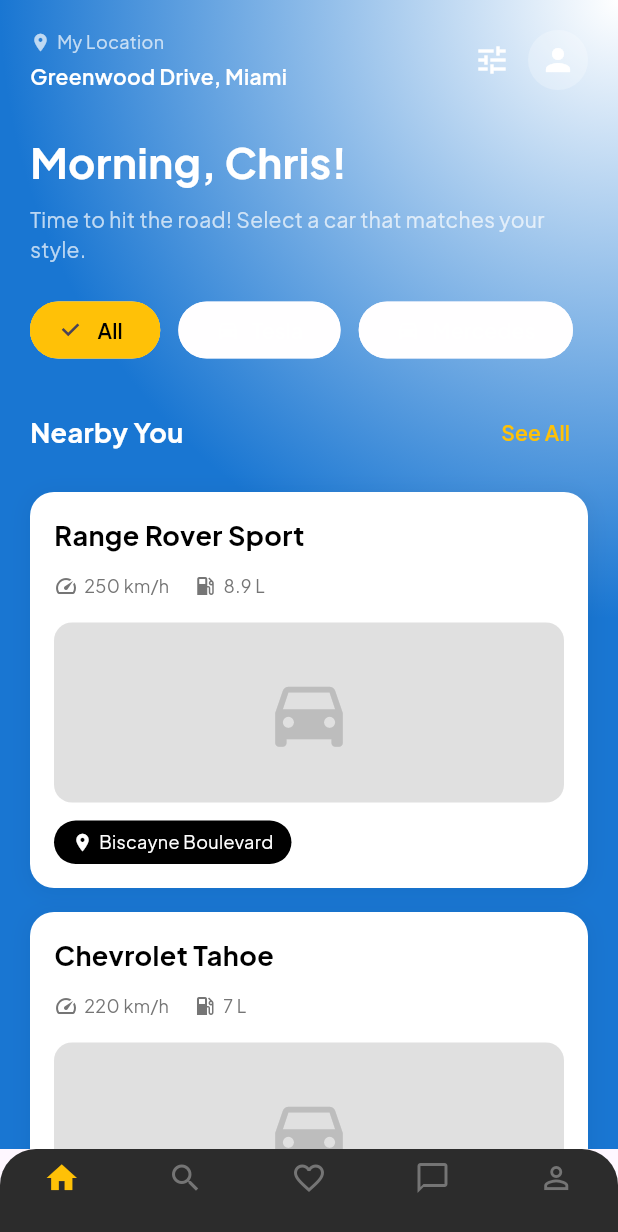
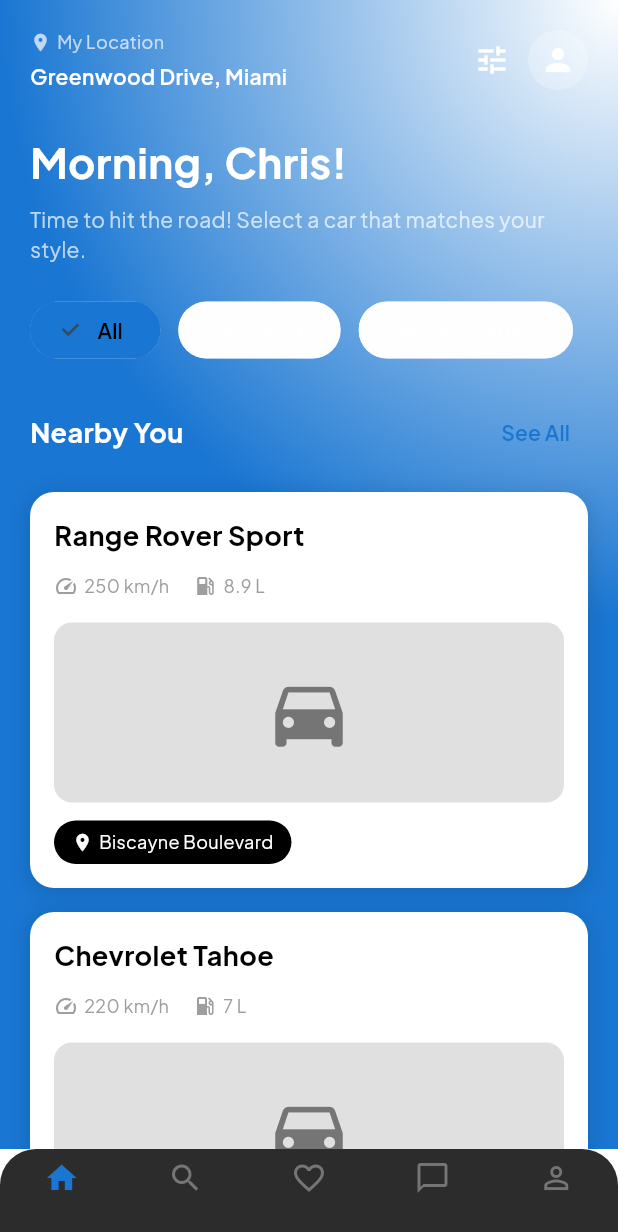
Before and after one commit to Umutters/rent_a_car, a Flutter app: the DashboardMainPage screen opened directly, on a phone screen of 412 x 824 dp. Shown: the top 1232 px of the screen. Run offline on Flutter 3.47's test engine with Material 3 defaults, Android fonts, the phone set to English and light mode, and no system bars; our stand-ins replace google_fonts.

Commit message:
Centralize app colors in lib/core/theme with AppColors and AppTheme

```diff
--- /dev/null
+++ b/lib/core/theme/app_colors.dart
@@ -0,0 +1,52 @@
+import 'package:flutter/material.dart';
+
+/// Centralized app color palette
+class AppColors {
+  AppColors._(); // Private constructor to prevent instantiation
+
+  // Primary brand colors
+  static const Color primary = Color(0xFF1976D2); // Blue
+  static const Color accent = Color(0xFF1976D2); // Blue
+
+  // Gradient colors
+  static const Color gradientStart = Colors.white;
+  static const Color gradientEnd = Color(0xFF1976D2);
+
+  // Text colors
+  static const Color textPrimary = Colors.white;
+  static const Color textSecondary = Colors.white70;
+  static const Color textDark = Colors.black;
+  static const Color textGrey = Color(0xFF9E9E9E);
+
+  // Background colors
+  static const Color backgroundWhite = Colors.white;
+  static const Color backgroundDark = Color(0xFF2C2C2C);
+  static const Color backgroundLight = Color(0xFFE0E0E0);
+
+  // Card colors
+  static const Color cardBackground = Colors.white;
+  static const Color cardShadow = Colors.black12;
+
+  // Icon colors
+  static const Color iconLight = Colors.white;
+  static const Color iconDark = Colors.black;
+  static const Color iconGrey = Color(0xFF757575);
+
+  // Transparent overlays
+  static const Color overlay = Colors.white24;
+  static const Color overlayLight = Colors.white12;
+
+  // Status colors
+  static const Color success = Color(0xFF4CAF50);
+  static const Color error = Color(0xFFF44336);
+  static const Color warning = Color(0xFFFF9800);
+  static const Color info = Color(0xFF2196F3);
+
+  // Gradients
+  static const RadialGradient primaryRadialGradient = RadialGradient(
+    colors: [gradientStart, gradientEnd],
+    center: Alignment.topRight,
+    radius: 1.0,
+    stops: [0.0, 1.0],
+  );
+}
--- a/lib/pages/dashboard/widgets/app_bottom_nav.dart
+++ b/lib/pages/dashboard/widgets/app_bottom_nav.dart
@@ -1,4 +1,5 @@
 import 'package:flutter/material.dart';
+import 'package:rent_a_cart/core/theme/app_colors.dart';
 
 class AppBottomNav extends StatelessWidget {
   final int currentIndex;
@@ -13,7 +14,7 @@
   Widget build(BuildContext context) {
     return Container(
       decoration: const BoxDecoration(
-        color: Color(0xFF2C2C2C),
+        color: AppColors.backgroundDark,
         borderRadius: BorderRadius.only(
           topLeft: Radius.circular(24),
           topRight: Radius.circular(24),
@@ -24,8 +25,8 @@
         onTap: onChanged,
         type: BottomNavigationBarType.fixed,
         backgroundColor: Colors.transparent,
-        selectedItemColor: const Color(0xFFFFC107),
-        unselectedItemColor: Colors.grey[600],
+        selectedItemColor: AppColors.accent,
+        unselectedItemColor: AppColors.iconGrey,
         elevation: 0,
         items: const [
           BottomNavigationBarItem(icon: Icon(Icons.home), label: ''),
--- a/lib/pages/dashboard/widgets/car_card.dart
+++ b/lib/pages/dashboard/widgets/car_card.dart
@@ -1,5 +1,6 @@
 import 'package:flutter/material.dart';
 import 'package:google_fonts/google_fonts.dart';
+import 'package:rent_a_cart/core/theme/app_colors.dart';
 import '../models/car.dart';
 
 class CarCard extends StatelessWidget {
@@ -11,11 +12,11 @@
     return Container(
       padding: const EdgeInsets.all(16),
       decoration: BoxDecoration(
-        color: Colors.white,
+        color: AppColors.cardBackground,
         borderRadius: BorderRadius.circular(16),
         boxShadow: [
           BoxShadow(
-            color: Colors.black.withOpacity(0.05),
+            color: AppColors.cardShadow,
             spreadRadius: 1,
             blurRadius: 12,
             offset: const Offset(0, 2),
@@ -36,23 +37,27 @@
           const SizedBox(height: 12),
           Row(
             children: [
-              Icon(Icons.speed, size: 16, color: Colors.grey[600]),
+              Icon(Icons.speed, size: 16, color: AppColors.textGrey),
               const SizedBox(width: 4),
               Text(
                 car.speed,
                 style: GoogleFonts.plusJakartaSans(
                   fontSize: 12,
-                  color: Colors.grey[600],
+                  color: AppColors.textGrey,
                 ),
               ),
               const SizedBox(width: 16),
-              Icon(Icons.local_gas_station, size: 16, color: Colors.grey[600]),
+              Icon(
+                Icons.local_gas_station,
+                size: 16,
+                color: AppColors.textGrey,
+              ),
               const SizedBox(width: 4),
               Text(
                 car.fuel,
                 style: GoogleFonts.plusJakartaSans(
                   fontSize: 12,
-                  color: Colors.grey[600],
+                  color: AppColors.textGrey,
                 ),
               ),
             ],
@@ -68,7 +73,7 @@
               child: Icon(
                 Icons.directions_car,
                 size: 60,
-                color: Colors.grey[400],
+                color: AppColors.iconGrey,
               ),
             ),
           ),
@@ -82,13 +87,17 @@
             child: Row(
               mainAxisSize: MainAxisSize.min,
               children: [
-                const Icon(Icons.location_on, size: 14, color: Colors.white),
+                const Icon(
+                  Icons.location_on,
+                  size: 14,
+                  color: AppColors.iconLight,
+                ),
                 const SizedBox(width: 4),
                 Text(
                   car.location,
                   style: GoogleFonts.plusJakartaSans(
                     fontSize: 12,
-                    color: Colors.white,
+                    color: AppColors.textPrimary,
                   ),
                 ),
               ],
--- a/lib/pages/dashboard/widgets/dashboard_header.dart
+++ b/lib/pages/dashboard/widgets/dashboard_header.dart
@@ -1,5 +1,6 @@
 import 'package:flutter/material.dart';
 import 'package:google_fonts/google_fonts.dart';
+import 'package:rent_a_cart/core/theme/app_colors.dart';
 
 class DashboardHeader extends StatelessWidget {
   final String location;
@@ -23,13 +24,17 @@
           children: [
             Row(
               children: [
-                const Icon(Icons.location_on, size: 14, color: Colors.white70),
+                const Icon(
+                  Icons.location_on,
+                  size: 14,
+                  color: AppColors.textSecondary,
+                ),
                 const SizedBox(width: 4),
                 Text(
                   'My Location',
                   style: GoogleFonts.plusJakartaSans(
                     fontSize: 12,
-                    color: Colors.white70,
+                    color: AppColors.textSecondary,
                   ),
                 ),
               ],
@@ -40,7 +45,7 @@
               style: GoogleFonts.plusJakartaSans(
                 fontSize: 14,
                 fontWeight: FontWeight.w600,
-                color: Colors.white,
+                color: AppColors.textPrimary,
               ),
             ),
           ],
@@ -48,15 +53,15 @@
         Row(
           children: [
             IconButton(
-              icon: const Icon(Icons.tune, color: Colors.white),
+              icon: const Icon(Icons.tune, color: AppColors.iconLight),
               onPressed: onFilterTap,
             ),
             GestureDetector(
               onTap: onProfileTap,
               child: const CircleAvatar(
                 radius: 20,
-                backgroundColor: Colors.white24,
-                child: Icon(Icons.person, color: Colors.white),
+                backgroundColor: AppColors.overlay,
+                child: Icon(Icons.person, color: AppColors.iconLight),
               ),
             ),
           ],
--- a/lib/pages/dashboard/widgets/filter_bar.dart
+++ b/lib/pages/dashboard/widgets/filter_bar.dart
@@ -1,5 +1,6 @@
 import 'package:flutter/material.dart';
 import 'package:google_fonts/google_fonts.dart';
+import 'package:rent_a_cart/core/theme/app_colors.dart';
 
 class FilterBar extends StatelessWidget {
   final List<String> filters;
@@ -38,7 +39,9 @@
                 child: Icon(
                   Icons.directions_car,
                   size: 16,
-                  color: isSelected ? Colors.black : Colors.white70,
+                  color: isSelected
+                      ? AppColors.textDark
+                      : AppColors.textSecondary,
                 ),
               ),
             Text(label),
@@ -46,8 +49,8 @@
         ),
         selected: isSelected,
         onSelected: (_) => onSelected(label),
-        backgroundColor: Colors.white.withOpacity(0.85),
-        selectedColor: const Color(0xFFFFC107),
+        backgroundColor: AppColors.backgroundWhite.withOpacity(0.85),
+        selectedColor: AppColors.accent,
         labelStyle: GoogleFonts.plusJakartaSans(
           fontSize: 14,
           fontWeight: FontWeight.w600,
@@ -56,7 +59,7 @@
         shape: RoundedRectangleBorder(
           borderRadius: BorderRadius.circular(20),
           side: BorderSide(
-            color: isSelected ? const Color(0xFFFFC107) : Colors.white24,
+            color: isSelected ? AppColors.accent : AppColors.overlayLight,
           ),
         ),
         padding: const EdgeInsets.symmetric(horizontal: 16, vertical: 8),
--- a/lib/pages/dashboard/widgets/greeting_section.dart
+++ b/lib/pages/dashboard/widgets/greeting_section.dart
@@ -1,5 +1,6 @@
 import 'package:flutter/material.dart';
 import 'package:google_fonts/google_fonts.dart';
+import 'package:rent_a_cart/core/theme/app_colors.dart';
 
 class GreetingSection extends StatelessWidget {
   final String username;
@@ -15,7 +16,7 @@
           style: GoogleFonts.plusJakartaSans(
             fontSize: 28,
             fontWeight: FontWeight.bold,
-            color: Colors.white,
+            color: AppColors.textPrimary,
           ),
         ),
         const SizedBox(height: 8),
@@ -23,7 +24,7 @@
           'Time to hit the road! Select a car that matches your style.',
           style: GoogleFonts.plusJakartaSans(
             fontSize: 14,
-            color: Colors.white70,
+            color: AppColors.textSecondary,
           ),
         ),
       ],
--- a/lib/pages/dashboard/widgets/nearby_header.dart
+++ b/lib/pages/dashboard/widgets/nearby_header.dart
@@ -1,5 +1,6 @@
 import 'package:flutter/material.dart';
 import 'package:google_fonts/google_fonts.dart';
+import 'package:rent_a_cart/core/theme/app_colors.dart';
 
 class NearbyHeader extends StatelessWidget {
   final VoidCallback? onSeeAll;
@@ -15,7 +16,7 @@
           style: GoogleFonts.plusJakartaSans(
             fontSize: 18,
             fontWeight: FontWeight.bold,
-            color: Colors.white,
+            color: AppColors.textPrimary,
           ),
         ),
         TextButton(
@@ -25,7 +26,7 @@
             style: GoogleFonts.plusJakartaSans(
               fontSize: 14,
               fontWeight: FontWeight.w600,
-              color: const Color(0xFFFFC107),
+              color: AppColors.accent,
             ),
           ),
         ),
--- a/lib/pages/dashboarding_main_page.dart
+++ b/lib/pages/dashboarding_main_page.dart
@@ -1,6 +1,6 @@
 import 'package:flutter/material.dart';
-import 'package:google_fonts/google_fonts.dart'; // retained for any remaining direct text usage
 import 'package:rent_a_cart/pages/dashboard/models/car.dart';
+import 'package:rent_a_cart/core/theme/app_colors.dart';
 import 'package:rent_a_cart/pages/dashboard/widgets/dashboard_header.dart';
 import 'package:rent_a_cart/pages/dashboard/widgets/greeting_section.dart';
 import 'package:rent_a_cart/pages/dashboard/widgets/filter_bar.dart';
@@ -27,14 +27,14 @@
       speed: '250 km/h',
       fuel: '8.9 L',
       location: 'Biscayne Boulevard',
-      imageColor: Color(0xFFE0E0E0),
+      imageColor: AppColors.backgroundLight,
     ),
     Car(
       name: 'Chevrolet Tahoe',
       speed: '220 km/h',
       fuel: '7 L',
       location: 'Margaret Pace Park',
-      imageColor: Color(0xFFE0E0E0),
+      imageColor: AppColors.backgroundLight,
     ),
   ];
 
@@ -42,13 +42,8 @@
   Widget build(BuildContext context) {
     return Scaffold(
       body: Container(
-        decoration: BoxDecoration(
-          gradient: RadialGradient(
-            colors: [Colors.white, Color(0xFF1976D2)],
-            center: Alignment.topRight,
-            radius: 1.0,
-            stops: [0.0, 1.0],
-          ),
+        decoration: const BoxDecoration(
+          gradient: AppColors.primaryRadialGradient,
         ),
         child: SafeArea(
           child: SingleChildScrollView(
```
Also changed, not shown: lib/core/theme/app_theme.dart (added, +94 -0 lines), lib/main.dart (+5 -28 lines).
